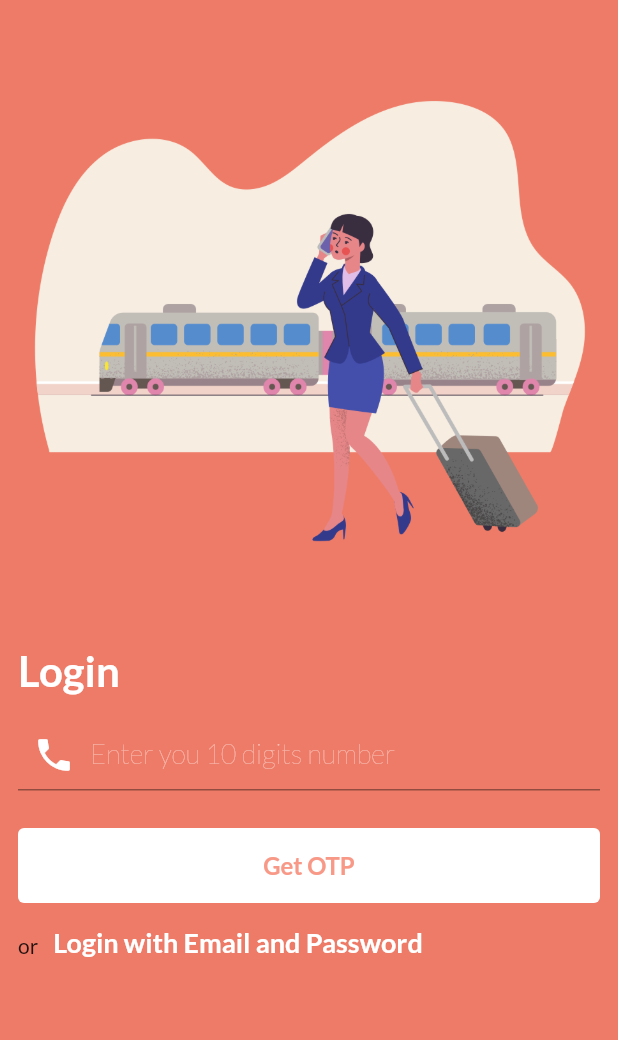
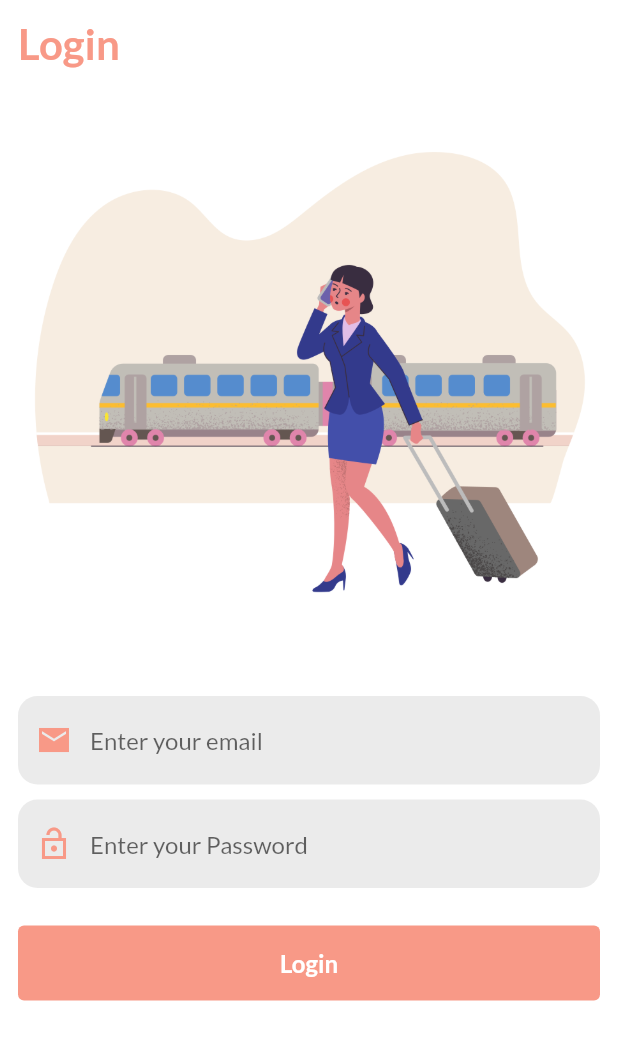
Before and after one commit to antonio-pedro99/irctc-app, a Flutter app: the OTP1 screen opened directly, after a tap on "Login with Email and Password", on a phone screen of 412 x 824 dp. Shown: the top 1040 px of the screen. Run offline on Flutter 3.47's test engine with Material 2 defaults, Android fonts, the phone set to English and light mode, and no system bars; our stand-ins replace bubble_bottom_bar, flutter_riverpod, google_fonts, hooks_riverpod, tab_indicator_styler; missing offline and left inert: dart:ffi.

Commit message:
login page done

```diff
--- a/lib/app/views/pages/login/login.dart
+++ b/lib/app/views/pages/login/login.dart
@@ -0,0 +1,110 @@
+import 'package:flutter/material.dart';
+import 'package:flutter/services.dart';
+import 'package:irctc_dbms/app/app.dart';
+import 'package:irctc_dbms/app/constants.dart';
+import 'package:irctc_dbms/app/views/pages/home.dart';
+
+class LoginPage extends StatelessWidget {
+  const LoginPage({Key? key}) : super(key: key);
+
+  @override
+  Widget build(BuildContext context) {
+    return Scaffold(
+        backgroundColor: Colors.white,
+        body: CustomScrollView(
+          slivers: [
+            const SliverAppBar(
+              toolbarHeight: 0,
+              elevation: 0,
+              systemOverlayStyle: SystemUiOverlayStyle(
+                  statusBarIconBrightness: Brightness.dark,
+                  statusBarBrightness: Brightness.light,
+                  statusBarColor: Colors.white),
+            ),
+            SliverPadding(
+                padding: const EdgeInsets.all(12),
+                sliver: SliverList(
+                    delegate: SliverChildListDelegate([
+                  const Text("Login",
+                      textAlign: TextAlign.start,
+                      style: TextStyle(
+                          color: primary,
+                          fontWeight: FontWeight.bold,
+                          fontSize: 28)),
+                  Image.asset(
+                    "assets/ilustrations/logo.png",
+                    width: MediaQuery.of(context).size.width,
+                    fit: BoxFit.fitWidth,
+                  ),
+                  const SizedBox(
+                    height: 30,
+                  ),
+                  TextFormField(
+                    validator: (str) {
+                      if (str!.isEmpty) {
+                        return "Invalid email";
+                      }
+                    },
+                    decoration: InputDecoration(
+                        hintText: "Enter your email",
+                        prefixIcon:
+                            const Icon(Icons.email_sharp, color: primary),
+                        fillColor: grey1,
+                        filled: true,
+
+                        // label: const Text("Email"),
+                        border: OutlineInputBorder(
+                            borderSide: BorderSide.none,
+                            borderRadius: BorderRadius.circular(13))),
+                  ),
+                  const SizedBox(
+                    height: 10,
+                  ),
+                  TextFormField(
+                    validator: (str) {
+                      if (str!.isEmpty) {
+                        return "password";
+                      }
+                    },
+                    obscureText: true,
+                    decoration: InputDecoration(
+                        hintText: "Enter your Password",
+                        prefixIcon:
+                            const Icon(Icons.lock_open_sharp, color: primary),
+                        fillColor: grey1,
+                        filled: true,
+
+                        // label: const Text("Email"),
+                        border: OutlineInputBorder(
+                            borderSide: BorderSide.none,
+                            borderRadius: BorderRadius.circular(13))),
+                  ),
+                  const SizedBox(
+                    height: 25,
+                  ),
+                  TextButton(
+                      style: ButtonStyle(
+                          maximumSize: MaterialStateProperty.resolveWith(
+                              (states) => const Size(200, 50)),
+                          minimumSize: MaterialStateProperty.resolveWith(
+                              (states) => const Size(170, 50)),
+                          alignment: Alignment.center,
+                          backgroundColor: MaterialStateProperty.resolveWith(
+                              (states) => primary)),
+                      onPressed: () {
+                        Navigator.of(context).pushAndRemoveUntil(
+                            MaterialPageRoute(builder: (context) {
+                          return const MyHome();
+                        }), (route) => false);
+                      },
+                      child: const Text("Login",
+                          textAlign: TextAlign.start,
+                          style: TextStyle(
+                              color: Colors.white,
+                              fontWeight: FontWeight.bold,
+                              fontSize: 16)))
+                ])))
+          ],
+        ));
+  }
+}
--- a/lib/app/views/pages/login/on_boarding.dart
+++ b/lib/app/views/pages/login/on_boarding.dart
@@ -32,7 +32,7 @@ class OnBoardingPage extends StatelessWidget {
                   const SizedBox(
                     height: 30,
                   ),
-                  const Text("Online Train Booking\n APP",
+                  const Text("Online Train Booking\n App",
                       textAlign: TextAlign.start,
                       style: TextStyle(
                           color: Colors.white,
--- a/lib/app/views/pages/login/opt_1.dart
+++ b/lib/app/views/pages/login/opt_1.dart
@@ -1,6 +1,7 @@
 import 'package:flutter/material.dart';
 import 'package:flutter/services.dart';
 import 'package:irctc_dbms/app/constants.dart';
+import 'package:irctc_dbms/app/views/pages/login/login.dart';
 
 class OTP1 extends StatelessWidget {
   const OTP1({Key? key}) : super(key: key);
@@ -92,7 +93,12 @@ class OTP1 extends StatelessWidget {
                         width: 10,
                       ),
                       InkWell(
-                        onTap: () {},
+                        onTap: () {
+                          Navigator.of(context)
+                              .push(MaterialPageRoute(builder: (context) {
+                            return const LoginPage();
+                          }));
+                        },
                         child: const Text(
                           "Login with Email and Password",
                           style: TextStyle(
--- a/lib/app/views/pages/login/otp_2.dart
+++ b/lib/app/views/pages/login/otp_2.dart
@@ -53,7 +53,7 @@ class OTP2 extends StatelessWidget {
                           backgroundColor: MaterialStateProperty.resolveWith(
                               (states) => Colors.white)),
                       onPressed: () {},
-                      child: const Text("Get OTP",
+                      child: const Text("Submit",
                           textAlign: TextAlign.start,
                           style: TextStyle(
                               color: primary,
```
